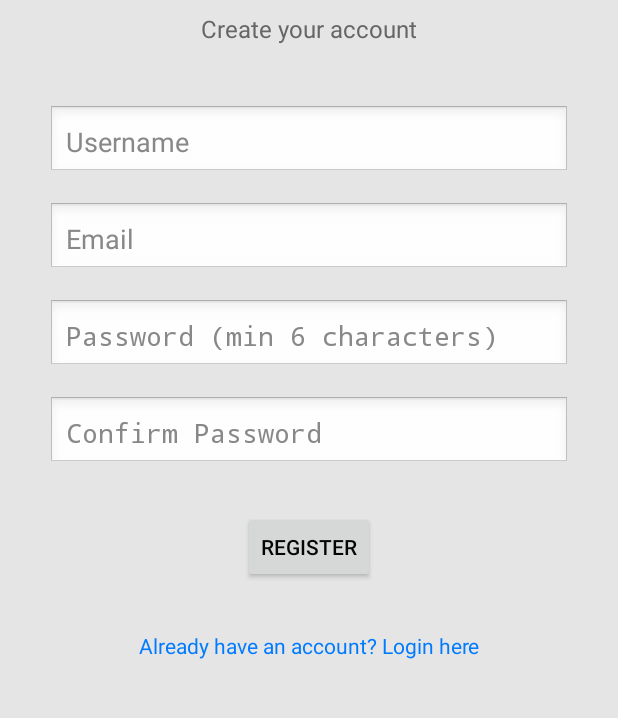
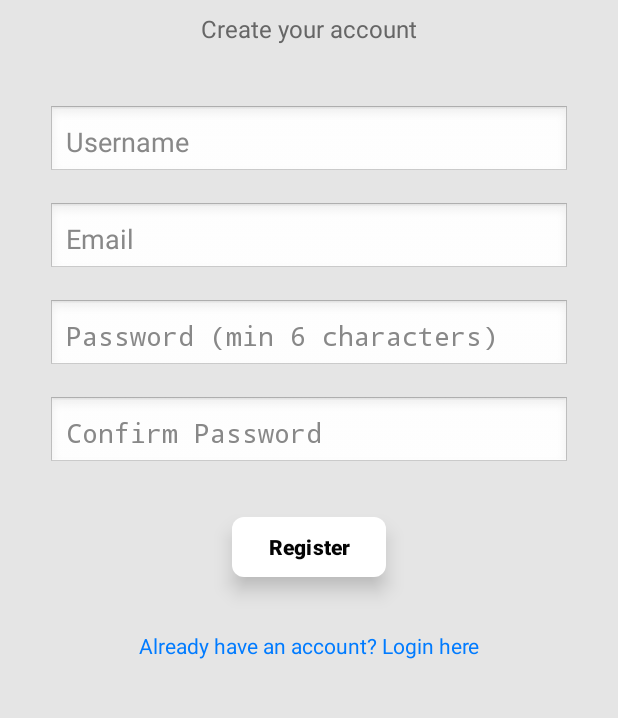
Before and after one commit to cosmoil/1000faces, an Android app: the screen it shows after launch (RegistrationActivity), after a tap on "Don't have an account? Register here", on a phone screen of 412 x 824 dp, the part 343-1061 px from its top. Run offline under Robolectric (Android 15) with nearby library versions, the phone set to English and light mode, and no system bars; 1 other tap on this screen came first.

Commit message:
Login Register Button Style Fix

```diff
--- a/app/src/main/java/com/cosmo/thousandfaces/MainActivity.java
+++ b/app/src/main/java/com/cosmo/thousandfaces/MainActivity.java
@@ -13,7 +13,6 @@ public class MainActivity extends AppCompatActivity {
     protected void onCreate(Bundle savedInstanceState) {
         super.onCreate(savedInstanceState);
         EdgeToEdge.enable(this);
-        setContentView(R.layout.activity_main);
         ViewCompat.setOnApplyWindowInsetsListener(findViewById(R.id.main), (v, insets) -> {
             Insets systemBars = insets.getInsets(WindowInsetsCompat.Type.systemBars());
             v.setPadding(systemBars.left, systemBars.top, systemBars.right, systemBars.bottom);
--- a/app/src/main/java/com/cosmo/thousandfaces/view/LoginActivity.java
+++ b/app/src/main/java/com/cosmo/thousandfaces/view/LoginActivity.java
@@ -12,10 +12,10 @@ import com.cosmo.thousandfaces.controller.LoginController;
 
 public class LoginActivity extends Activity {
 
-    private EditText editUsername, editPassword;
-    private Button loginBtn;
-    private TextView registerLink;
-    private LoginController loginController;
+    EditText editUsername, editPassword;
+    Button loginBtn;
+    TextView registerLink;
+    LoginController loginController;
 
     @Override
     protected void onCreate(Bundle savedInstanceState) {
@@ -30,38 +30,35 @@ public class LoginActivity extends Activity {
 
         loginController = new LoginController(this);
 
-        // Check if coming from registration
+        // Autofill username if coming from registration
         String registeredUsername = getIntent().getStringExtra("registered_username");
-        if (registeredUsername != null) {
-            editUsername.setText(registeredUsername);
+        if (registeredUsername != null) editUsername.setText(registeredUsername);
+
+        // Login Button
+        loginBtn.setOnClickListener(v -> handleLogin());
+
+        // Register link
+        registerLink.setOnClickListener(v -> {
+            startActivity(new Intent(this, RegistrationActivity.class));
+            finish();
+        });
     }
 
-        // Login button click listener
-        loginBtn.setOnClickListener(view -> {
+    private void handleLogin() {
         String username = editUsername.getText().toString().trim();
         String password = editPassword.getText().toString();
 
         if (validateInput(username, password)) {
             if (loginController.validateLogin(username, password)) {
                 Toast.makeText(this, "Login successful", Toast.LENGTH_SHORT).show();
-
-                    // Start home activity
-                    Intent intent = new Intent(this, HomeActivity.class);
-                    intent.putExtra("username", username);
-                    startActivity(intent);
+                startActivity(new Intent(this, HomeActivity.class)
+                        .putExtra("username", username));
                 finish();
             } else {
                 Toast.makeText(this, "Invalid username or password", Toast.LENGTH_SHORT).show();
-                    editPassword.setText(""); // Clear password field
+                editPassword.setText(""); // Clear password
             }
         }
-        });
-
-        // Register link click listener
-        registerLink.setOnClickListener(view -> {
-            startActivity(new Intent(this, RegistrationActivity.class));
-            finish();
-        });
     }
 
     private boolean validateInput(String username, String password) {
@@ -70,13 +67,11 @@ public class LoginActivity extends Activity {
             editUsername.requestFocus();
             return false;
         }
-
         if (password.isEmpty()) {
             editPassword.setError("Password is required");
             editPassword.requestFocus();
             return false;
         }
-
         return true;
     }
 }
--- a/app/src/main/res/layout/activity_registration.xml
+++ b/app/src/main/res/layout/activity_registration.xml
@@ -120,15 +120,19 @@
                 app:layout_constraintStart_toStartOf="parent"
                 app:layout_constraintTop_toBottomOf="@id/editPassword" />
 
-            <Button
+            <com.google.android.material.button.MaterialButton
                 android:id="@+id/registerBtn"
                 android:layout_width="wrap_content"
                 android:layout_height="wrap_content"
                 android:layout_marginTop="28dp"
                 android:text="Register"
+                android:textStyle="bold"
                 android:textColor="#040404"
+                android:background="@null"
                 app:backgroundTint="#FFFFFF"
                 app:cornerRadius="8dp"
+                android:elevation="8dp"
+                android:stateListAnimator="@null"
                 app:layout_constraintEnd_toEndOf="parent"
                 app:layout_constraintStart_toStartOf="parent"
                 app:layout_constraintTop_toBottomOf="@id/editConfirmPassword" />
```
Also changed, not shown: app/src/main/res/layout/activity_camera.xml (+7 -1 lines), app/src/main/res/layout/activity_export.xml (+6 -2 lines), app/src/main/res/layout/activity_gallery.xml (+21 -12 lines), app/src/main/res/layout/activity_home.xml (+7 -0 lines), app/src/main/res/layout/activity_login.xml (+6 -4 lines), app/src/main/res/layout/activity_main.xml (deleted, +0 -16 lines). Lines whose indentation alone changed are shown as unchanged.
